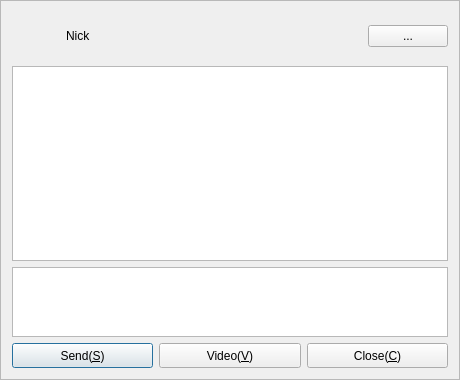
First picture: the form in Widgets/FrmMessage/FrmMessage.ui, repository KangLin/RabbitIm, before the edit.
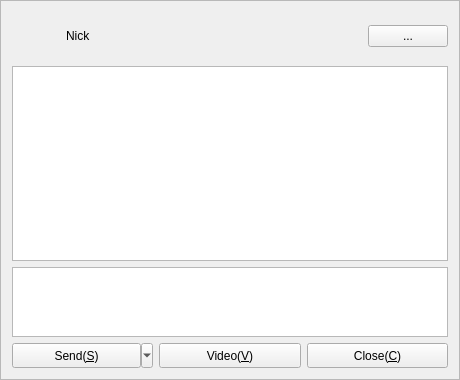
Second picture: the form after the edit. Icons and pictures are not drawn. Custom widgets are drawn as their Qt base class.

Commit message: 1、Enter 键是 Qt::Key_Return 不是 Qt::Key_Enter 2、修改 QPushButton 下拉菜单为 QToolButton。    QPushButton 增加下拉菜单后，没有 clicked 事件了。 3、修改对话框资源ICON、TOOLTIP

Patch:
```diff
--- a/Widgets/FrmMessage/FrmMessage.ui
+++ b/Widgets/FrmMessage/FrmMessage.ui
@@ -155,7 +155,7 @@
    <item row="3" column="0">
     <layout class="QHBoxLayout" name="horizontalLayout">
      <item>
-      <widget class="QPushButton" name="pbSend">
+      <widget class="QToolButton" name="pbSend">
        <property name="sizePolicy">
         <sizepolicy hsizetype="Preferred" vsizetype="Preferred">
          <horstretch>0</horstretch>
@@ -175,14 +175,11 @@
         <iconset resource="../../Resource/Resource.qrc">
          <normaloff>:/icon/Accept</normaloff>:/icon/Accept</iconset>
        </property>
-       <property name="autoDefault">
-        <bool>true</bool>
+       <property name="popupMode">
+        <enum>QToolButton::MenuButtonPopup</enum>
        </property>
-       <property name="default">
-        <bool>true</bool>
-       </property>
-       <property name="flat">
-        <bool>false</bool>
+       <property name="toolButtonStyle">
+        <enum>Qt::ToolButtonTextBesideIcon</enum>
        </property>
       </widget>
      </item>
```
Left out of the diff: 9 changed lines with no effect on the pictures. The commit also changes 14 other files.
